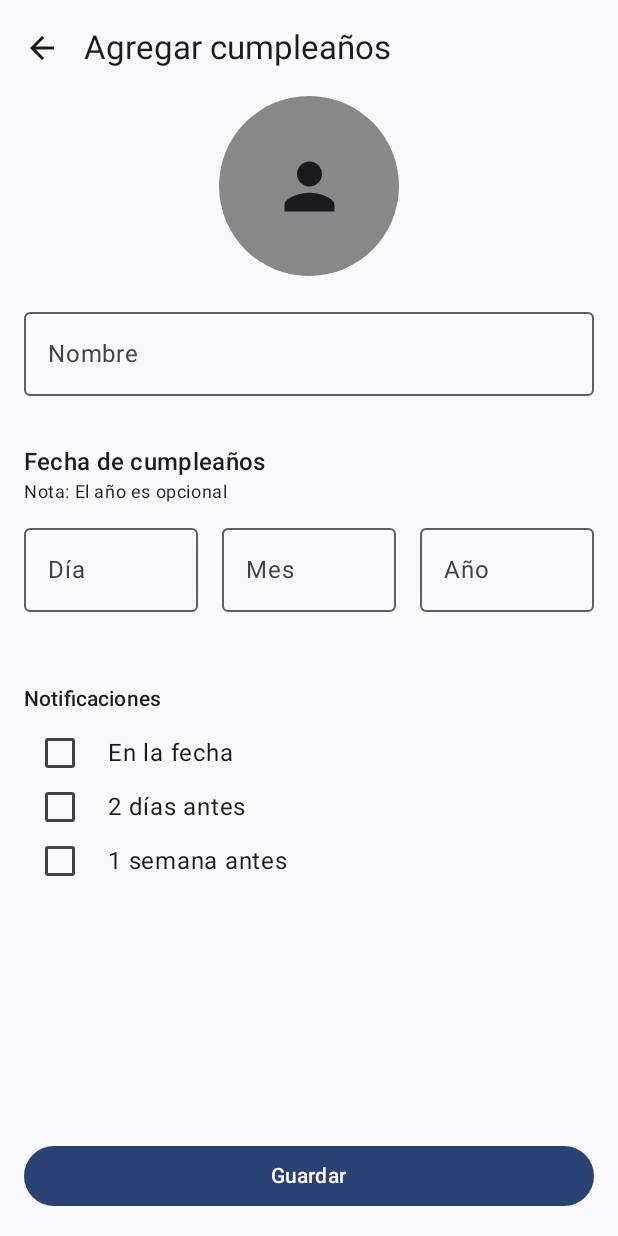
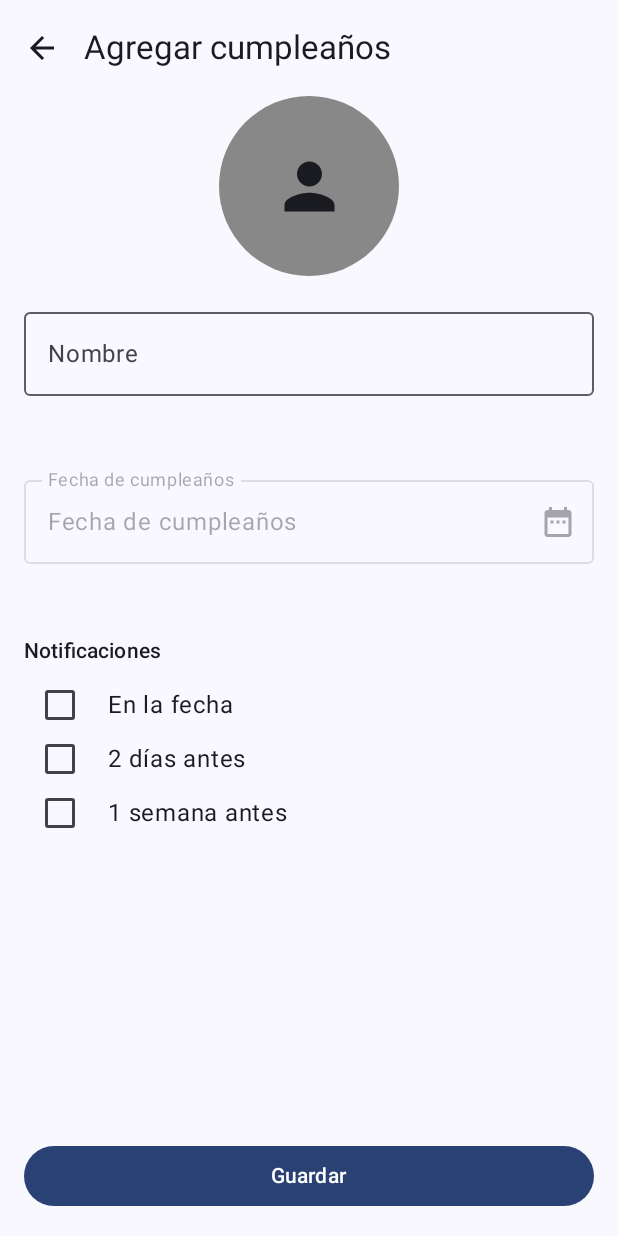
Before and after one commit to IAGuapacha/reminder, an Android app built with Jetpack Compose: the birthdayForm screen opened through its navigation route, on a phone screen of 412 x 824 dp. Run offline under Robolectric (Android 15) with nearby library versions, the phone set to English and light mode, and no system bars; our stand-ins replace Dagger/Hilt's generated code, Room's generated code.

Commit message:
add birthday date picker component and update form handling

```diff
--- a/app/src/main/AndroidManifest.xml
+++ b/app/src/main/AndroidManifest.xml
@@ -6,6 +6,7 @@
     <uses-permission android:name="android.permission.READ_CONTACTS" />
     <uses-permission android:name="android.permission.POST_NOTIFICATIONS" />
     <uses-permission android:name="android.permission.SCHEDULE_EXACT_ALARM" />
+    <uses-permission android:name="android.permission.USE_EXACT_ALARM" />
 
     <application
         android:name=".BaseApplication"
@@ -21,7 +22,6 @@
         <activity
             android:name=".MainActivity"
             android:exported="true"
-            android:label="@string/app_name"
             android:theme="@style/Theme.Reminder">
             <intent-filter>
                 <action android:name="android.intent.action.MAIN" />
--- a/app/src/main/java/com/iaguapacha/reminder/app/NotificationScheduler.kt
+++ b/app/src/main/java/com/iaguapacha/reminder/app/NotificationScheduler.kt
@@ -57,15 +57,13 @@ class NotificationScheduler(private val context: Context) {
 
         val alarmManager = context.getSystemService(Context.ALARM_SERVICE) as AlarmManager
         if (Build.VERSION.SDK_INT >= Build.VERSION_CODES.M) {
-            // Usamos setAndAllowWhileIdle en lugar de setExactAndAllowWhileIdle
-            alarmManager.setAndAllowWhileIdle(
+            alarmManager.setExactAndAllowWhileIdle(
                 AlarmManager.RTC_WAKEUP,
                 calendar.timeInMillis,
                 pendingIntent
             )
         } else {
-            // Usamos set en lugar de setExact
-            alarmManager.set(
+            alarmManager.setExact(
                 AlarmManager.RTC_WAKEUP,
                 calendar.timeInMillis,
                 pendingIntent
--- a/app/src/main/java/com/iaguapacha/reminder/ui/birthdayform/BirthdayFormEvent.kt
+++ b/app/src/main/java/com/iaguapacha/reminder/ui/birthdayform/BirthdayFormEvent.kt
@@ -1,13 +1,9 @@
 package com.iaguapacha.reminder.ui.birthdayform
 
-import java.time.LocalDate
 
 sealed interface BirthdayFormEvent {
-
     data class NameChanged(val name: String): BirthdayFormEvent
-    data class DayChanged(val day: String) : BirthdayFormEvent
-    data class MonthChanged(val month: String) : BirthdayFormEvent
-    data class YearChanged(val year: String) : BirthdayFormEvent
+    data class DateChanged(val day: String, val month: String, val year: String): BirthdayFormEvent
     data class NotificationToggled(val type: NotificationType): BirthdayFormEvent
     object Save : BirthdayFormEvent
     object ErrorShown : BirthdayFormEvent
--- a/app/src/main/java/com/iaguapacha/reminder/ui/birthdayform/BirthdayFormScreen.kt
+++ b/app/src/main/java/com/iaguapacha/reminder/ui/birthdayform/BirthdayFormScreen.kt
@@ -4,7 +4,6 @@ import android.os.Build
 import androidx.annotation.RequiresApi
 import androidx.compose.foundation.background
 import androidx.compose.foundation.clickable
-import androidx.compose.foundation.layout.Arrangement
 import androidx.compose.foundation.layout.Box
 import androidx.compose.foundation.layout.Column
 import androidx.compose.foundation.layout.Row
@@ -15,9 +14,11 @@ import androidx.compose.foundation.layout.height
 import androidx.compose.foundation.layout.padding
 import androidx.compose.foundation.layout.size
 import androidx.compose.foundation.shape.CircleShape
+import androidx.compose.foundation.shape.RoundedCornerShape
 import androidx.compose.foundation.text.KeyboardOptions
 import androidx.compose.material.icons.Icons
 import androidx.compose.material.icons.filled.ArrowBack
+import androidx.compose.material.icons.filled.DateRange
 import androidx.compose.material.icons.filled.Person
 import androidx.compose.material3.Button
 import androidx.compose.material3.Checkbox
@@ -26,25 +27,31 @@ import androidx.compose.material3.ExperimentalMaterial3Api
 import androidx.compose.material3.Icon
 import androidx.compose.material3.IconButton
 import androidx.compose.material3.MaterialTheme
+import androidx.compose.material3.ModalBottomSheet
 import androidx.compose.material3.OutlinedTextField
 import androidx.compose.material3.Scaffold
+import androidx.compose.material3.Surface
 import androidx.compose.material3.Text
 import androidx.compose.material3.TopAppBar
 import androidx.compose.runtime.Composable
 import androidx.compose.runtime.LaunchedEffect
 import androidx.compose.runtime.collectAsState
 import androidx.compose.runtime.getValue
+import androidx.compose.runtime.mutableStateOf
+import androidx.compose.runtime.remember
+import androidx.compose.runtime.setValue
 import androidx.compose.ui.Alignment
 import androidx.compose.ui.Modifier
 import androidx.compose.ui.draw.clip
 import androidx.compose.ui.graphics.Color
 import androidx.compose.ui.res.stringResource
 import androidx.compose.ui.text.input.KeyboardCapitalization
-import androidx.compose.ui.text.input.KeyboardType
 import androidx.compose.ui.unit.dp
 import androidx.hilt.navigation.compose.hiltViewModel
 import androidx.navigation.NavController
 import com.iaguapacha.reminder.R
+import com.iaguapacha.reminder.components.BirthdayDatePicker
+import com.iaguapacha.reminder.utils.DateUtils.formatDateWithoutWeekday
 
 @RequiresApi(Build.VERSION_CODES.O)
 @OptIn(ExperimentalMaterial3Api::class)
@@ -60,6 +67,8 @@ fun BirthdayFormScreen(
     }
 
     val state by viewModel.state.collectAsState()
+
+    var showBottomSheet by remember { mutableStateOf(false) }
 
     LaunchedEffect(state.navigationEvent) {
         when (state.navigationEvent) {
@@ -120,21 +129,11 @@ fun BirthdayFormScreen(
                     label = stringResource(id = R.string.name)
                 )
 
-                DatePicker(
-                    day = state.day,
-                    month = state.month,
-                    year = state.year,
-                    onDayChanged = { viewModel.handleEvent(BirthdayFormEvent.DayChanged(it)) },
-                    onMonthChanged = { viewModel.handleEvent(BirthdayFormEvent.MonthChanged(it)) },
-                    onYearChanged = { viewModel.handleEvent(BirthdayFormEvent.YearChanged(it)) },
-                    dayError = state.dayError,
-                    monthError = state.monthError,
-                    yearError = state.yearError,
-                    label = stringResource(id = R.string.birthday_date),
-                    note = stringResource(id = R.string.note_year_optional),
-                    dayLabel = stringResource(id = R.string.day),
-                    monthLabel = stringResource(id = R.string.month),
-                    yearLabel = stringResource(id = R.string.year)
+                DateField(
+                    value = formatDateString(state.day, state.month, state.year),
+                    onClick = { showBottomSheet = true },
+                    error = state.dateError,
+                    label = stringResource(id = R.string.birthday_date)
                 )
 
                 NotificationSelection(
@@ -147,6 +146,33 @@ fun BirthdayFormScreen(
                         )
                     }
                 )
+
+                if (showBottomSheet){
+                    ModalBottomSheet(
+                        onDismissRequest = { showBottomSheet = false },
+                        containerColor = Color(0xFF111111),
+                        dragHandle = {
+                            Surface(
+                                modifier = Modifier
+                                    .padding(vertical = 8.dp)
+                                    .size(width = 32.dp, height = 4.dp),
+                                color = Color.Gray,
+                                shape = RoundedCornerShape(2.dp)
+                            ) {}
+                        }
+                    ) {
+                        BirthdayDatePicker(
+                            modifier = Modifier.padding(bottom = 16.dp),
+                        ) { day, month, year ->
+                            viewModel.handleEvent(BirthdayFormEvent.DateChanged(
+                                day = day.toString(),
+                                month = month.toString(),
+                                year = year?.toString() ?: ""
+                            ))
+                            showBottomSheet = false
+                        }
+                    }
+                }
             }
         },
         bottomBar = {
@@ -157,6 +183,12 @@ fun BirthdayFormScreen(
             )
         }
     )
+}
+
+fun formatDateString(day: String, month: String, year: String?): String {
+    if (day.isBlank() || month.isBlank()) return "Fecha de cumpleaños"
+    val yearInt = year?.toIntOrNull()
+    return formatDateWithoutWeekday(day.toInt(), month.toInt(), yearInt)
 }
 
 @Composable
@@ -207,6 +239,38 @@ fun NameField(
 }
 
 @Composable
+fun DateField(
+    value: String,
+    onClick: () -> Unit,
+    error: String?,
+    label: String
+) {
+    Box(
+        modifier = Modifier
+            .fillMaxWidth()
+            .padding(16.dp)
+            .clickable { onClick() }
+    ) {
+        OutlinedTextField(
+            value = value,
+            onValueChange = {},
+            modifier = Modifier.fillMaxWidth(),
+            label = { Text(label) },
+            readOnly = true,
+            isError = error != null,
+            supportingText = { ErrorText(error) },
+            trailingIcon = {
+                Icon(
+                    imageVector = Icons.Default.DateRange,
+                    contentDescription = null
+                )
+            },
+            enabled = false
+        )
+    }
+}
+
+@Composable
 fun NotificationSelection(
     selected: Set<NotificationType>,
     onSelectedChange: (NotificationType) -> Unit
@@ -239,81 +303,6 @@ fun NotificationSelection(
 }
 
 @Composable
-fun DatePicker(
-    day: String,
-    month: String,
-    year: String,
-    onDayChanged: (String) -> Unit,
-    onMonthChanged: (String) -> Unit,
-    onYearChanged: (String) -> Unit,
-    dayError: String?,
-    monthError: String?,
-    yearError: String?,
-    label: String,
-    note: String,
-    dayLabel: String,
-    monthLabel: String,
-    yearLabel: String
-) {
-    Column() {
-        Text(
-            label,
-            style = MaterialTheme.typography.titleMedium,
-            modifier = Modifier.padding(start = 16.dp)
-        )
-        Text(
-            note,
-            style = MaterialTheme.typography.bodySmall,
-            modifier = Modifier.padding(start = 16.dp)
-        )
-        Row(
-            horizontalArrangement = Arrangement.spacedBy(16.dp), modifier = Modifier
-                .fillMaxWidth().padding(start = 16.dp, end = 16.dp, top = 8.dp, bottom = 16.dp)
-
-        ) {
-            // Campo Día
-            OutlinedTextField(
-                value = day,
-                onValueChange = onDayChanged,
-                label = { Text(dayLabel) },
-                modifier = Modifier.weight(1f),
-                isError = dayError != null,
-                supportingText = { ErrorText(dayError) },
-                keyboardOptions = KeyboardOptions.Default.copy(
-                    keyboardType = KeyboardType.Number
-                )
-            )
-
-            // Campo Mes
-            OutlinedTextField(
-                value = month,
-                onValueChange = onMonthChanged,
-                label = { Text(monthLabel) },
-                modifier = Modifier.weight(1f),
-                isError = monthError != null,
-                supportingText = { ErrorText(monthError) },
-                keyboardOptions = KeyboardOptions.Default.copy(
-                    keyboardType = KeyboardType.Number
-                )
-            )
-
-            // Campo Año
-            OutlinedTextField(
-                value = year,
-                onValueChange = onYearChanged,
-                label = { Text(yearLabel) },
-                modifier = Modifier.weight(1f),
-                isError = yearError != null,
-                supportingText = { ErrorText(yearError) },
-                keyboardOptions = KeyboardOptions.Default.copy(
-                    keyboardType = KeyboardType.Number
-                )
-            )
-        }
-    }
-}
-
-@Composable
 private fun ErrorText(error: String?) {
     if (error != null) {
         Text(
--- a/app/src/main/java/com/iaguapacha/reminder/ui/birthdayform/BirthdayFormState.kt
+++ b/app/src/main/java/com/iaguapacha/reminder/ui/birthdayform/BirthdayFormState.kt
@@ -8,9 +8,7 @@ data class BirthdayFormState(
     val month: String = "",
     val year: String = "",
     val nameError: String? = null,
-    val dayError: String? = null,
-    val monthError: String? = null,
-    val yearError: String? = null,
+    val dateError: String? = null,
     val notifications: Set<NotificationType> = emptySet(),
     val isLoading: Boolean = false,
     val error: String? = null,
```
Also changed, not shown: app/src/main/java/com/iaguapacha/reminder/components/BirthdayDatePicker.kt (added, +199 -0 lines), app/src/main/java/com/iaguapacha/reminder/ui/birthdaydetail/BirthdayDetailScreen.kt (+2 -46 lines), app/src/main/java/com/iaguapacha/reminder/ui/birthdayform/BirthdayFormViewModel.kt (+12 -59 lines), app/src/main/java/com/iaguapacha/reminder/utils/DateUtils.kt (+61 -17 lines).
